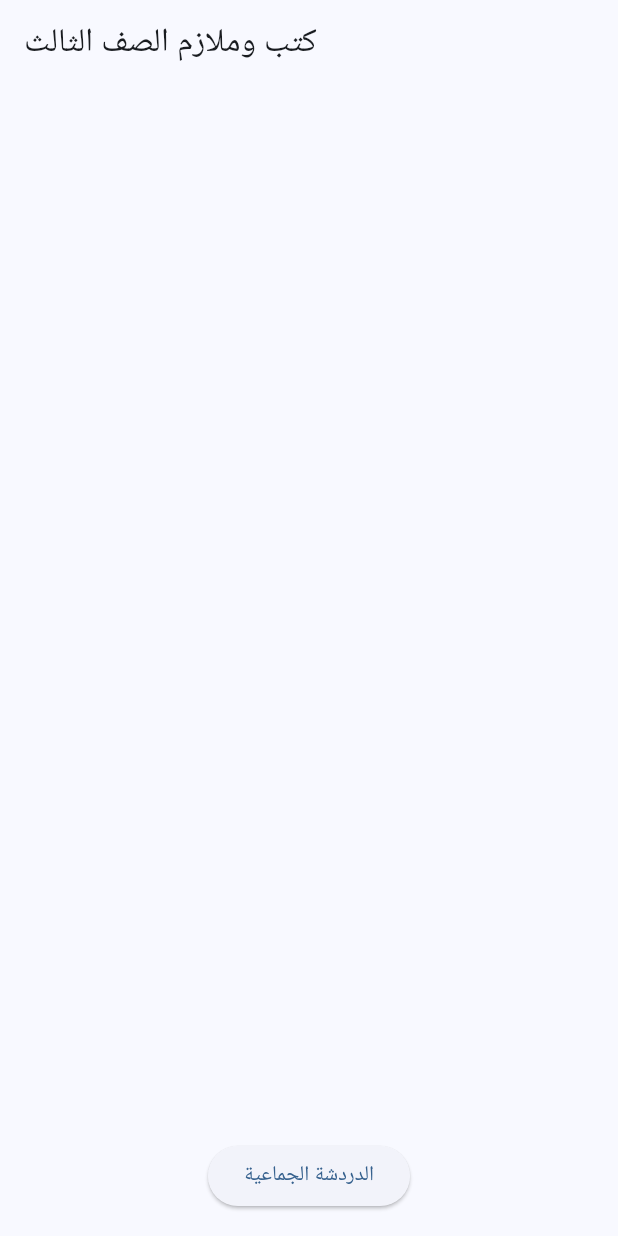
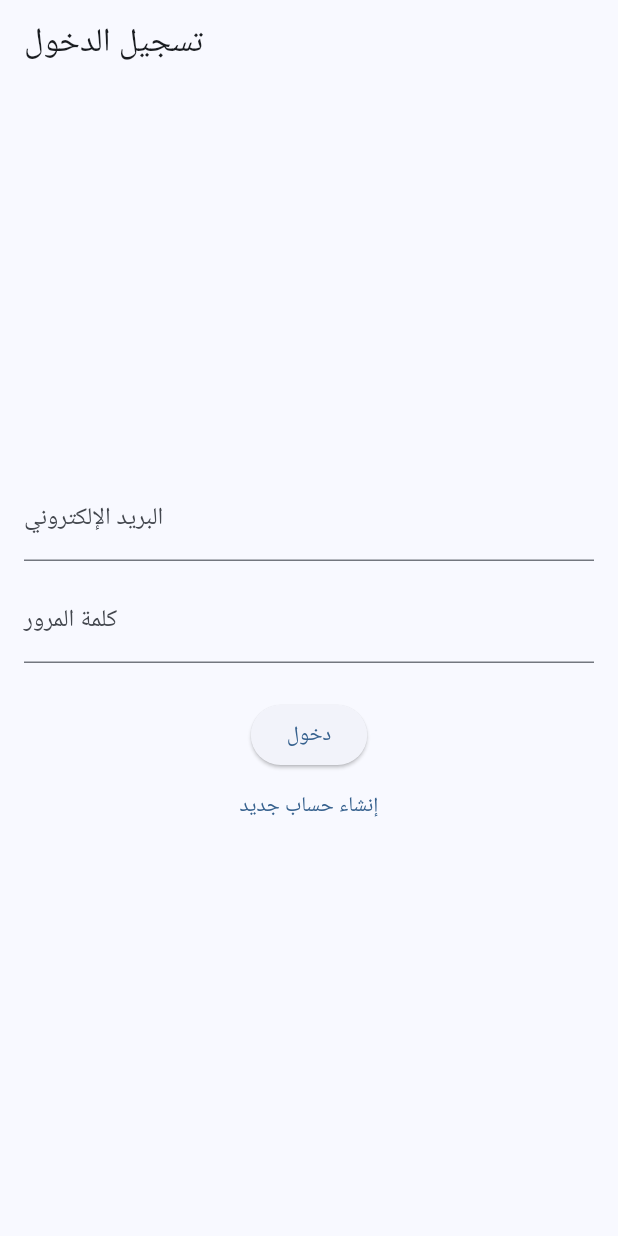
Before and after one commit to alioopa/lokre, a Flutter app: the screen it shows after launch, on a phone screen of 412 x 824 dp. Run offline on Flutter 3.47's test engine with Material 3 defaults, Android fonts, the phone set to English and light mode, and no system bars; our stand-ins replace cloud_firestore, firebase_auth, firebase_core; accounts and stored records are empty.

Commit message:
Add authentication flow with login and sign-up screens

```diff
--- a/lib/main.dart
+++ b/lib/main.dart
@@ -1,6 +1,6 @@
 import 'package:flutter/material.dart';
 import 'package:firebase_core/firebase_core.dart';
-import 'screens/home_screen.dart';
+import 'screens/auth_gate.dart';
 
 Future<void> main() async {
   WidgetsFlutterBinding.ensureInitialized();
@@ -19,7 +19,7 @@ class LokreApp extends StatelessWidget {
         useMaterial3: true,
         colorSchemeSeed: Colors.blue,
       ),
-      home: const HomeScreen(),
+      home: const AuthGate(),
     );
   }
 }
--- /dev/null
+++ b/lib/screens/auth_gate.dart
@@ -0,0 +1,26 @@
+import 'package:flutter/material.dart';
+import 'package:firebase_auth/firebase_auth.dart';
+import 'home_screen.dart';
+import 'auth_screen.dart';
+
+class AuthGate extends StatelessWidget {
+  const AuthGate({super.key});
+
+  @override
+  Widget build(BuildContext context) {
+    return StreamBuilder<User?>(
+      stream: FirebaseAuth.instance.authStateChanges(),
+      builder: (context, snapshot) {
+        if (snapshot.connectionState == ConnectionState.waiting) {
+          return const Scaffold(
+            body: Center(child: CircularProgressIndicator()),
+          );
+        }
+        if (snapshot.hasData) {
+          return const HomeScreen();
+        }
+        return const AuthScreen();
+      },
+    );
+  }
+}
--- /dev/null
+++ b/lib/screens/auth_screen.dart
@@ -0,0 +1,95 @@
+import 'package:flutter/material.dart';
+import 'package:firebase_auth/firebase_auth.dart';
+
+class AuthScreen extends StatefulWidget {
+  const AuthScreen({super.key});
+
+  @override
+  State<AuthScreen> createState() => _AuthScreenState();
+}
+
+class _AuthScreenState extends State<AuthScreen> {
+  final TextEditingController _emailController = TextEditingController();
+  final TextEditingController _passwordController = TextEditingController();
+  bool _isLogin = true;
+  bool _loading = false;
+  String? _error;
+
+  Future<void> _submit() async {
+    setState(() {
+      _loading = true;
+      _error = null;
+    });
+    try {
+      if (_isLogin) {
+        await FirebaseAuth.instance.signInWithEmailAndPassword(
+          email: _emailController.text.trim(),
+          password: _passwordController.text,
+        );
+      } else {
+        await FirebaseAuth.instance.createUserWithEmailAndPassword(
+          email: _emailController.text.trim(),
+          password: _passwordController.text,
+        );
+      }
+    } on FirebaseAuthException catch (e) {
+      setState(() => _error = e.message);
+    } finally {
+      if (mounted) {
+        setState(() => _loading = false);
+      }
+    }
+  }
+
+  @override
+  Widget build(BuildContext context) {
+    return Scaffold(
+      appBar: AppBar(title: Text(_isLogin ? 'تسجيل الدخول' : 'إنشاء حساب')),
+      body: Padding(
+        padding: const EdgeInsets.all(16),
+        child: Center(
+          child: SingleChildScrollView(
+            child: Column(
+              mainAxisAlignment: MainAxisAlignment.center,
+              children: [
+                TextField(
+                  controller: _emailController,
+                  decoration: const InputDecoration(labelText: 'البريد الإلكتروني'),
+                  keyboardType: TextInputType.emailAddress,
+                ),
+                const SizedBox(height: 12),
+                TextField(
+                  controller: _passwordController,
+                  decoration: const InputDecoration(labelText: 'كلمة المرور'),
+                  obscureText: true,
+                ),
+                const SizedBox(height: 12),
+                if (_error != null)
+                  Text(_error!, style: const TextStyle(color: Colors.red)),
+                const SizedBox(height: 12),
+                _loading
+                    ? const CircularProgressIndicator()
+                    : ElevatedButton(
+                        onPressed: _submit,
+                        child: Text(_isLogin ? 'دخول' : 'تسجيل'),
+                      ),
+                TextButton(
+                  onPressed: () {
+                    setState(() {
+                      _isLogin = !_isLogin;
+                    });
+                  },
+                  child: Text(
+                    _isLogin
+                        ? 'إنشاء حساب جديد'
+                        : 'لديك حساب؟ سجل الدخول',
+                  ),
+                ),
+              ],
+            ),
+          ),
+        ),
+      ),
+    );
+  }
+}
```
Also changed, not shown: lib/screens/home_screen.dart (+12 -1 lines).
